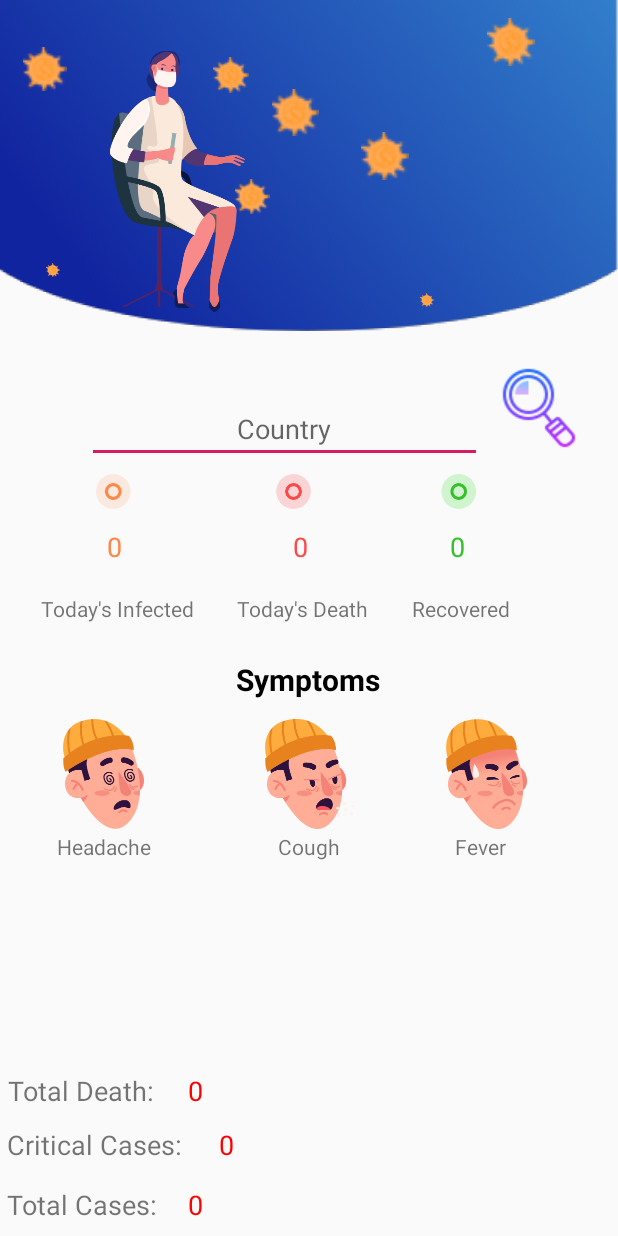
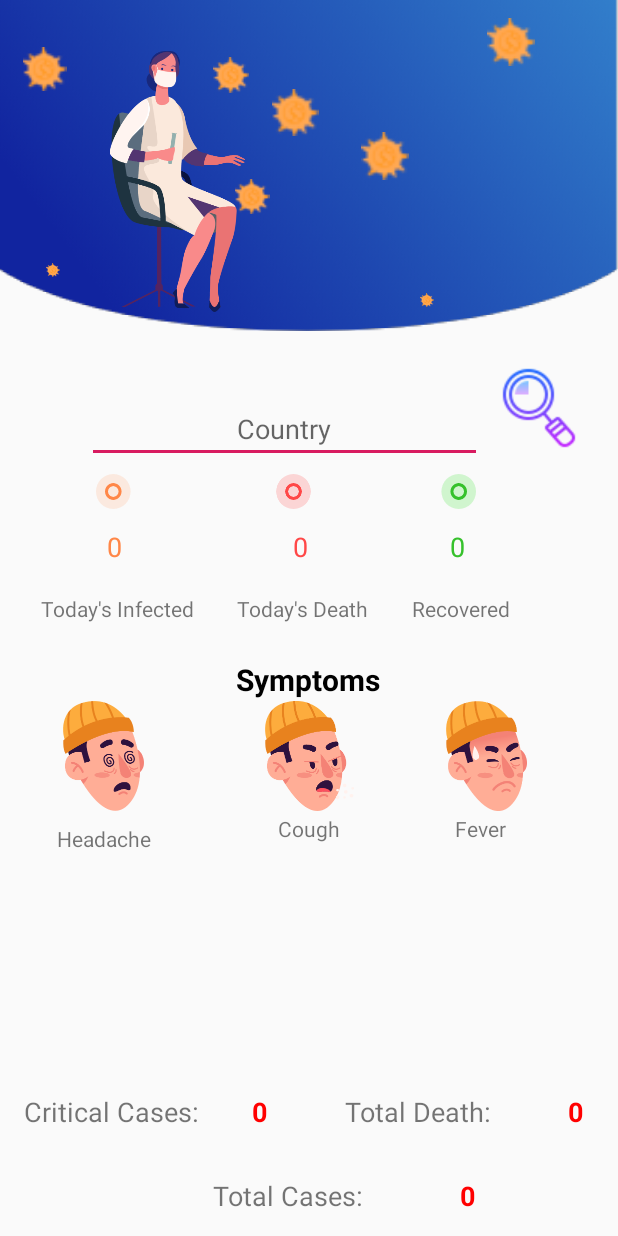
Before and after one commit to tonygms2/Corona-Update, an Android app: the screen it shows after launch (MainActivity), on a phone screen of 412 x 824 dp. Run offline under Robolectric (Android 15) with nearby library versions, the phone set to English and light mode, and no system bars.

Commit message:
Fixed issues with footer

```diff
--- a/CoronaInfoUpdate/app/src/main/res/layout/activity_main.xml
+++ b/CoronaInfoUpdate/app/src/main/res/layout/activity_main.xml
@@ -274,39 +274,82 @@
 
         <FrameLayout
             android:layout_width="match_parent"
-            android:layout_height="165dp"
+            android:layout_height="wrap_content"
             android:layout_alignParentEnd="true"
             android:layout_alignParentBottom="true"
             android:layout_marginTop="23dp"
-            android:layout_marginEnd="0dp"
-            android:layout_marginBottom="-12dp">
+            android:layout_marginEnd="-2dp"
+            android:layout_marginBottom="-1dp">
 
             <androidx.constraintlayout.widget.ConstraintLayout
                 android:layout_width="match_parent"
-                android:layout_height="match_parent">
+                android:layout_height="match_parent"
+                tools:layout_editor_absoluteX="268dp"
+                tools:layout_editor_absoluteY="0dp">
+
+                <TextView
+                    android:id="@+id/textView7"
+                    android:layout_width="wrap_content"
+                    android:layout_height="wrap_content"
+                    android:layout_marginBottom="16dp"
+                    android:text="Total Cases: "
+                    android:textSize="18dp"
+                    app:layout_constraintBottom_toBottomOf="parent"
+                    app:layout_constraintEnd_toEndOf="parent"
+                    app:layout_constraintHorizontal_bias="0.458"
+                    app:layout_constraintStart_toStartOf="parent" />
+
+                <TextView
+                    android:id="@+id/TotalCase"
+                    android:layout_width="wrap_content"
+                    android:layout_height="wrap_content"
+                    android:layout_marginBottom="16dp"
+                    android:text="0"
+                    android:textColor="#ff0000"
+                    android:textSize="18dp"
+                    android:textStyle="bold"
+                    app:layout_constraintBottom_toBottomOf="parent"
+                    app:layout_constraintEnd_toEndOf="parent"
+                    app:layout_constraintHorizontal_bias="0.759"
+                    app:layout_constraintStart_toStartOf="parent" />
+
+                <TextView
+                    android:id="@+id/textView3"
+                    android:layout_width="wrap_content"
+                    android:layout_height="wrap_content"
+                    android:layout_marginBottom="72dp"
+                    android:text="Total Death: "
+                    android:textSize="18dp"
+                    app:layout_constraintBottom_toBottomOf="parent"
+                    app:layout_constraintEnd_toEndOf="parent"
+                    app:layout_constraintHorizontal_bias="0.737"
+                    app:layout_constraintStart_toStartOf="parent"
+                    app:layout_constraintTop_toTopOf="parent" />
 
                 <TextView
                     android:id="@+id/totalDeath"
                     android:layout_width="wrap_content"
                     android:layout_height="wrap_content"
-                    android:layout_marginTop="44dp"
+                    android:layout_marginBottom="72dp"
                     android:text="0"
                     android:textColor="#ff0000"
                     android:textSize="18dp"
+                    android:textStyle="bold"
+                    app:layout_constraintBottom_toBottomOf="parent"
                     app:layout_constraintEnd_toEndOf="parent"
-                    app:layout_constraintHorizontal_bias="0.311"
-                    app:layout_constraintStart_toStartOf="parent"
-                    app:layout_constraintTop_toTopOf="parent" />
+                    app:layout_constraintHorizontal_bias="0.937"
+                    app:layout_constraintStart_toStartOf="parent" />
 
                 <TextView
-                    android:id="@+id/textView7"
+                    android:id="@+id/textView5"
                     android:layout_width="wrap_content"
                     android:layout_height="wrap_content"
-                    android:layout_marginTop="120dp"
-                    android:text="Total Cases: "
+                    android:layout_marginBottom="72dp"
+                    android:text="Critical Cases: "
                     android:textSize="18dp"
+                    app:layout_constraintBottom_toBottomOf="parent"
                     app:layout_constraintEnd_toEndOf="parent"
-                    app:layout_constraintHorizontal_bias="0.015"
+                    app:layout_constraintHorizontal_bias="0.054"
                     app:layout_constraintStart_toStartOf="parent"
                     app:layout_constraintTop_toTopOf="parent" />
 
@@ -314,80 +357,29 @@
                     android:id="@+id/CriticalCase"
                     android:layout_width="wrap_content"
                     android:layout_height="wrap_content"
-                    android:layout_marginTop="80dp"
+                    android:layout_marginBottom="72dp"
                     android:text="0"
                     android:textColor="#ff0000"
                     android:textSize="18dp"
-                    app:layout_constraintEnd_toEndOf="parent"
-                    app:layout_constraintHorizontal_bias="0.363"
-                    app:layout_constraintStart_toStartOf="parent"
-                    app:layout_constraintTop_toTopOf="parent" />
-
-                <TextView
-                    android:id="@+id/textView5"
-                    android:layout_width="wrap_content"
-                    android:layout_height="wrap_content"
-                    android:layout_marginTop="80dp"
-                    android:text="Critical Cases: "
-                    android:textSize="18dp"
-                    app:layout_constraintEnd_toEndOf="parent"
-                    app:layout_constraintHorizontal_bias="0.017"
-                    app:layout_constraintStart_toStartOf="parent"
-                    app:layout_constraintTop_toTopOf="parent" />
-
-                <TextView
-                    android:id="@+id/TotalCase"
-                    android:layout_width="wrap_content"
-                    android:layout_height="wrap_content"
-                    android:layout_marginTop="120dp"
-                    android:text="0"
-                    android:textColor="#ff0000"
-                    android:textSize="18dp"
-                    app:layout_constraintEnd_toEndOf="parent"
-                    app:layout_constraintHorizontal_bias="0.311"
-                    app:layout_constraintStart_toStartOf="parent"
-                    app:layout_constraintTop_toTopOf="parent" />
-
-                <TextView
-                    android:id="@+id/CountryName"
-                    android:layout_width="wrap_content"
-                    android:layout_height="wrap_content"
-                    android:textColor="#F0000000"
-                    android:textSize="30dp"
                     android:textStyle="bold"
                     app:layout_constraintBottom_toBottomOf="parent"
-
                     app:layout_constraintEnd_toEndOf="parent"
-                    app:layout_constraintHorizontal_bias="0.498"
-                    app:layout_constraintStart_toStartOf="parent"
-                    app:layout_constraintTop_toTopOf="parent"
-                    app:layout_constraintVertical_bias="0.0" />
-
-                <TextView
-                    android:id="@+id/textView3"
-                    android:layout_width="wrap_content"
-                    android:layout_height="wrap_content"
-                    android:layout_marginTop="44dp"
-                    android:text="Total Death: "
-                    android:textSize="18dp"
-                    app:layout_constraintEnd_toEndOf="parent"
-                    app:layout_constraintHorizontal_bias="0.017"
-                    app:layout_constraintStart_toStartOf="parent"
-                    app:layout_constraintTop_toTopOf="parent" />
+                    app:layout_constraintHorizontal_bias="0.416"
+                    app:layout_constraintStart_toStartOf="parent" />
 
             </androidx.constraintlayout.widget.ConstraintLayout>
         </FrameLayout>
 
         <FrameLayout
             android:layout_width="match_parent"
-            android:layout_height="wrap_content"
+            android:layout_height="135dp"
             android:layout_alignParentTop="true"
             android:layout_marginTop="439dp"
             android:layout_marginBottom="443dp">
 
             <androidx.constraintlayout.widget.ConstraintLayout
                 android:layout_width="match_parent"
-                android:layout_height="145dp">
+                android:layout_height="match_parent">
 
                 <TextView
                     android:id="@+id/textView4"
@@ -416,33 +408,11 @@
                     android:id="@+id/imageView14"
                     android:layout_width="wrap_content"
                     android:layout_height="wrap_content"
-                    android:layout_marginTop="40dp"
+                    android:layout_marginTop="28dp"
                     app:layout_constraintEnd_toEndOf="parent"
                     app:layout_constraintStart_toStartOf="parent"
                     app:layout_constraintTop_toTopOf="parent"
                     app:srcCompat="@drawable/cough" />
-
-                <ImageView
-                    android:id="@+id/imageView13"
-                    android:layout_width="wrap_content"
-                    android:layout_height="wrap_content"
-                    android:layout_marginTop="40dp"
-                    app:layout_constraintEnd_toEndOf="parent"
-                    app:layout_constraintHorizontal_bias="0.117"
-                    app:layout_constraintStart_toStartOf="parent"
-                    app:layout_constraintTop_toTopOf="parent"
-                    app:srcCompat="@drawable/headache" />
-
-                <ImageView
-                    android:id="@+id/imageView15"
-                    android:layout_width="wrap_content"
-                    android:layout_height="wrap_content"
-                    android:layout_marginTop="40dp"
-                    app:layout_constraintEnd_toEndOf="parent"
-                    app:layout_constraintHorizontal_bias="0.831"
-                    app:layout_constraintStart_toStartOf="parent"
-                    app:layout_constraintTop_toTopOf="parent"
-                    app:srcCompat="@drawable/fever" />
 
                 <TextView
                     android:id="@+id/textView"
@@ -454,7 +424,29 @@
                     app:layout_constraintHorizontal_bias="0.109"
                     app:layout_constraintStart_toStartOf="parent"
                     app:layout_constraintTop_toBottomOf="@+id/imageView13"
-                    app:layout_constraintVertical_bias="0.132" />
+                    app:layout_constraintVertical_bias="0.6" />
+
+                <ImageView
+                    android:id="@+id/imageView13"
+                    android:layout_width="wrap_content"
+                    android:layout_height="wrap_content"
+                    android:layout_marginTop="28dp"
+                    app:layout_constraintEnd_toEndOf="parent"
+                    app:layout_constraintHorizontal_bias="0.117"
+                    app:layout_constraintStart_toStartOf="parent"
+                    app:layout_constraintTop_toTopOf="parent"
+                    app:srcCompat="@drawable/headache" />
+
+                <ImageView
+                    android:id="@+id/imageView15"
+                    android:layout_width="wrap_content"
+                    android:layout_height="wrap_content"
+                    android:layout_marginTop="28dp"
+                    app:layout_constraintEnd_toEndOf="parent"
+                    app:layout_constraintHorizontal_bias="0.831"
+                    app:layout_constraintStart_toStartOf="parent"
+                    app:layout_constraintTop_toTopOf="parent"
+                    app:srcCompat="@drawable/fever" />
 
                 <TextView
                     android:id="@+id/textView8"
@@ -464,13 +456,33 @@
                     android:textColor="#000000"
                     android:textSize="20dp"
                     android:textStyle="bold"
+                    app:layout_constraintBottom_toTopOf="@+id/imageView14"
                     app:layout_constraintEnd_toEndOf="parent"
                     app:layout_constraintHorizontal_bias="0.498"
                     app:layout_constraintStart_toStartOf="parent"
-                    app:layout_constraintTop_toTopOf="parent" />
+                    app:layout_constraintTop_toTopOf="parent"
+                    app:layout_constraintVertical_bias="0.0" />
 
             </androidx.constraintlayout.widget.ConstraintLayout>
         </FrameLayout>
 
+        <TextView
+            android:id="@+id/CountryName"
+            android:layout_width="match_parent"
+            android:layout_height="wrap_content"
+            android:layout_below="@+id/infectedText2"
+            android:layout_alignParentStart="true"
+            android:layout_alignParentEnd="true"
+            android:layout_alignParentBottom="true"
+            android:layout_marginStart="69dp"
+            android:layout_marginTop="170dp"
+            android:layout_marginEnd="72dp"
+            android:layout_marginBottom="105dp"
+            android:gravity="center"
+            android:textColor="#F0000000"
+            android:textSize="30dp"
+            android:textStyle="bold"
+            tools:ignore="UnknownId" />
+
     </RelativeLayout>
 </RelativeLayout>
```
